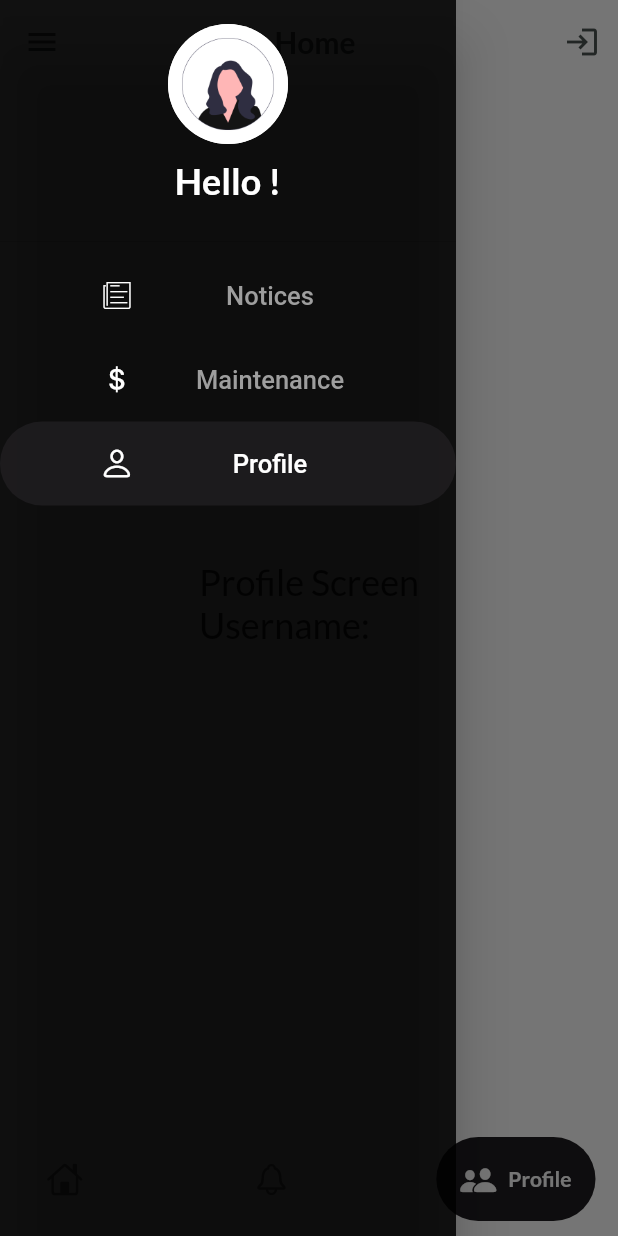
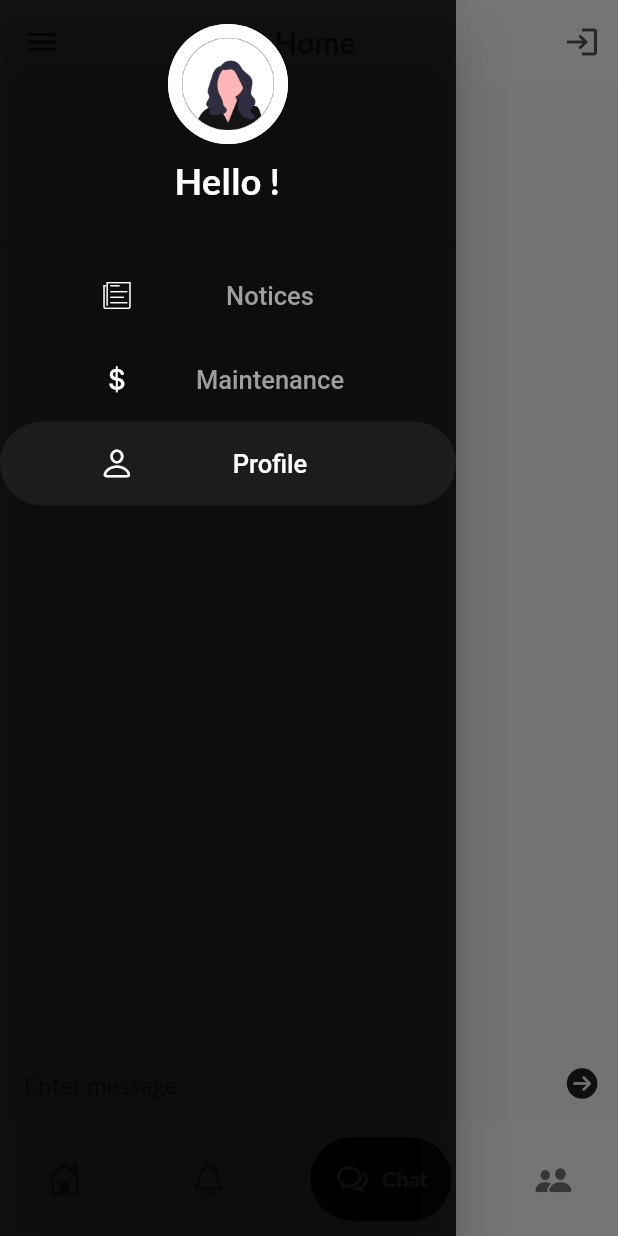
Before and after one commit to rishabhky/society_app, a Flutter app: the HomePage screen opened directly with empty values, item 3 of the bottom bar chosen, with the side drawer open, on a phone screen of 412 x 824 dp. Run offline on Flutter 3.47's test engine with Material 2 defaults, Android fonts, the phone set to English and light mode, and no system bars; drawn by our look-alikes of google_nav_bar; our stand-ins replace cloud_firestore, file_picker, firebase_auth, firebase_core, firebase_storage, flutter_speed_dial and 3 more; missing offline and left inert: easy_pdf_viewer, razorpay_flutter; accounts and stored records are empty; Roboto replaces fonts that are missing (Ubuntu).

Commit message:
chat- not working

```diff
--- /dev/null
+++ b/lib/chat/chat_service.dart
@@ -0,0 +1,47 @@
+import 'package:cloud_firestore/cloud_firestore.dart';
+import 'package:firebase_auth/firebase_auth.dart';
+import 'package:flutter/material.dart';
+import 'package:vmg/chat/message.dart';
+import 'package:vmg/pages/auth_page.dart';
+
+class ChatService extends AuthPage {
+  final FirebaseAuth _firebaseAuth = FirebaseAuth.instance;
+  final FirebaseFirestore _firestore = FirebaseFirestore.instance;
+
+  Future<void> sendMessage(String receiverid, String message) async {
+    final String currentUserId = _firebaseAuth.currentUser!.uid;
+    final String currentUserEmail = _firebaseAuth.currentUser!.email.toString();
+    final Timestamp timestamp = Timestamp.now();
+    final String receiverId = "NJ81EqXKQtWRKBnIqmMdwPEXF4R2";
+
+    Message newMessage = Message(
+        senderId: currentUserId,
+        username: currentUserEmail,
+        receiverId: receiverId,
+        message: message,
+        time: timestamp);
+
+    List<String> ids = [currentUserId, receiverid];
+    ids.sort();
+    String chatRoomId = ids.join("_");
+
+    await _firestore
+        .collection('chat_room')
+        .doc(chatRoomId)
+        .collection('messages')
+        .add(newMessage.toMap());
+  }
+
+  Stream<QuerySnapshot> getMessages(String userId, String adminId) {
+    List<String> ids = [userId, adminId];
+    ids.sort();
+    String chatRoomId = ids.join("_");
+
+    return _firestore
+        .collection('chat_room')
+        .doc(chatRoomId)
+        .collection('messages')
+        .orderBy('timestamp', descending: false)
+        .snapshots();
+  }
+}
--- /dev/null
+++ b/lib/chat/message.dart
@@ -0,0 +1,26 @@
+import 'package:cloud_firestore/cloud_firestore.dart';
+
+class Message {
+  final String senderId;
+  final String username;
+  final String receiverId;
+  final String message;
+  final Timestamp time;
+
+  Message(
+      {required this.senderId,
+      required this.username,
+      required this.receiverId,
+      required this.message,
+      required this.time});
+
+  Map<String, dynamic> toMap() {
+    return {
+      'senderId': senderId,
+      'username': username,
+      'receiverId': receiverId,
+      'message': message,
+      'time': time,
+    };
+  }
+}
--- a/lib/pages/admin_home.dart
+++ b/lib/pages/admin_home.dart
@@ -6,6 +6,7 @@ import 'package:firebase_auth/firebase_auth.dart';
 import 'package:fluttertoast/fluttertoast.dart';
 import 'package:google_fonts/google_fonts.dart';
 import 'package:razorpay_flutter/razorpay_flutter.dart';
+import 'package:vmg/pages/chat_page.dart';
 import 'package:vmg/pages/user_notice.dart';
 import 'package:vmg/utils/routes.dart';
 
@@ -121,6 +122,12 @@ class _AdminHomeState extends State<AdminHome> {
     } else if (index == 1) {
       return SafeArea(child: NoticeBoardScreen(isAdmin: true));
     } else if (index == 2) {
+      return SafeArea(
+          child: ChatPage(
+        receiverId: widget.uid,
+        receiverMail: "admin@gmail.com",
+      ));
+    } else if (index == 3) {
       return SafeArea(child: ProfileScreen(username: widget.username));
     } else {
       return Container();
@@ -189,6 +196,10 @@ class _AdminHomeState extends State<AdminHome> {
               GButton(
                 icon: CupertinoIcons.bell,
                 text: 'Notices',
+              ),
+              GButton(
+                icon: CupertinoIcons.chat_bubble_2,
+                text: 'Chat',
               ),
               GButton(
                 icon: CupertinoIcons.person_2_fill,
--- /dev/null
+++ b/lib/pages/chat_page.dart
@@ -0,0 +1,101 @@
+import 'package:cloud_firestore/cloud_firestore.dart';
+import 'package:firebase_auth/firebase_auth.dart';
+import 'package:flutter/cupertino.dart';
+import 'package:flutter/material.dart';
+import 'package:vmg/chat/chat_service.dart';
+
+class ChatPage extends StatefulWidget {
+  final String receiverId;
+  final String receiverMail;
+
+  const ChatPage(
+      {super.key, required this.receiverId, required this.receiverMail});
+
+  @override
+  State<ChatPage> createState() => _ChatPageState();
+}
+
+class _ChatPageState extends State<ChatPage> {
+  final TextEditingController _messagecontroller = TextEditingController();
+  final ChatService _chatService = ChatService();
+  final FirebaseAuth _firebaseAuth = FirebaseAuth.instance;
+
+  void sendMessage() async {
+    if (_messagecontroller.text.isNotEmpty) {
+      await _chatService.sendMessage(
+          widget.receiverId, _messagecontroller.text);
+      _messagecontroller.clear();
+    }
+  }
+
+  @override
+  Widget build(BuildContext context) {
+    return Scaffold(
+      body: Column(children: [
+        Expanded(
+          child: _buildMessageList(),
+        ),
+        _buildMessageInput(),
+      ]),
+    );
+  }
+
+  Widget _buildMessageList() {
+    return StreamBuilder(
+      stream: _chatService.getMessages(
+          widget.receiverId, _firebaseAuth.currentUser!.uid),
+      builder: (context, snapshot) {
+        if (snapshot.hasError) {
+          return Text("Error${snapshot.error}");
+        }
+        if (snapshot.connectionState == ConnectionState.waiting) {
+          return const Text("Loading ...");
+        }
+
+        return ListView(
+          children: snapshot.data!.docs
+              .map((document) => _buildMessageItem(document))
+              .toList(),
+        );
+      },
+    );
+  }
+
+  Widget _buildMessageItem(DocumentSnapshot document) {
+    Map<String, dynamic> data = document.data() as Map<String, dynamic>;
+
+    var alignment = (data['sendId'] == _firebaseAuth.currentUser!.uid)
+        ? Alignment.centerRight
+        : Alignment.centerLeft;
+
+    return Container(
+      alignment: alignment,
+      child: Column(
+        children: [
+          Text(data['senderEmail']),
+          Text(data['message']),
+        ],
+      ),
+    );
+  }
+
+  Widget _buildMessageInput() {
+    return Row(
+      children: [
+        Expanded(
+            child: TextField(
+          controller: _messagecontroller,
+          obscureText: false,
+          decoration: InputDecoration(
+            hintText: 'Enter message',
+            border: InputBorder.none,
+            contentPadding: const EdgeInsets.all(16),
+          ),
+        )),
+        IconButton(
+            onPressed: sendMessage,
+            icon: Icon(CupertinoIcons.arrow_right_circle_fill))
+      ],
+    );
+  }
+}
--- a/lib/pages/home_page.dart
+++ b/lib/pages/home_page.dart
@@ -11,6 +11,7 @@ import 'package:vmg/pages/user_notice.dart';
 import 'package:vmg/utils/routes.dart';
 
 import '../utils/drawer.dart';
+import 'chat_page.dart';
 import 'maintenance.dart';
 
 class HomePage extends StatefulWidget {
@@ -108,19 +109,27 @@ class _HomePageState extends State<HomePage> {
 
   Widget _getSelectedScreen(int index) {
     if (index == 0) {
-      return MaintenanceScreen(
-        maintenance: maintenance,
-        predefinedAmount: predefinedAmount,
-        razorpay: _razorpay,
-        flatNumber: flatNumber,
-        name: name,
+      return SafeArea(
+        child: MaintenanceScreen(
+          maintenance: maintenance,
+          predefinedAmount: predefinedAmount,
+          razorpay: _razorpay,
+          flatNumber: flatNumber,
+          name: name,
+        ),
       );
     } else if (index == 1) {
-      return NoticeBoardScreen(isAdmin: isAdmin == 'admin');
+      return SafeArea(child: NoticeBoardScreen(isAdmin: true));
     } else if (index == 2) {
-      return ProfileScreen(username: widget.username);
+      return SafeArea(
+          child: ChatPage(
+        receiverId: widget.uid,
+        receiverMail: "user@gmail.com",
+      ));
+    } else if (index == 3) {
+      return SafeArea(child: ProfileScreen(username: widget.username));
     } else {
-      return Container(); // Placeholder, add other screens as needed
+      return Container();
     }
   }
 
@@ -168,6 +177,10 @@ class _HomePageState extends State<HomePage> {
             GButton(
               icon: CupertinoIcons.bell,
               text: 'Notices',
+            ),
+            GButton(
+              icon: CupertinoIcons.chat_bubble_2,
+              text: 'Chat',
             ),
             GButton(
               icon: CupertinoIcons.person_2_fill,
```
